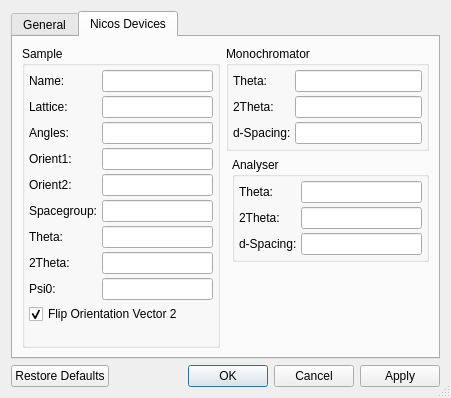
The window that ui/settings.ui (t-weber/takin) describes before a commit, drawn with Qt 5.
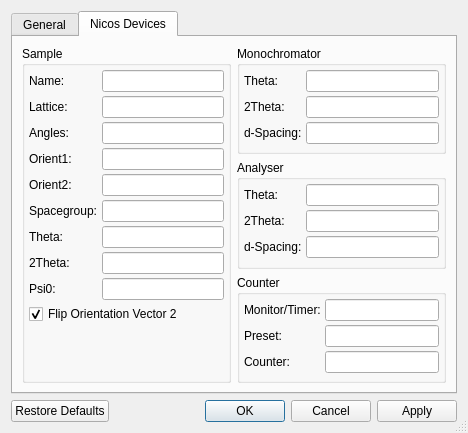
The same window after the commit. The open tabs and pages were chosen to show the change.

Patch:
```diff
--- a/ui/settings.ui
+++ b/ui/settings.ui
@@ -6,8 +6,8 @@
    <rect>
     <x>0</x>
     <y>0</y>
-    <width>451</width>
-    <height>398</height>
+    <width>468</width>
+    <height>433</height>
    </rect>
   </property>
   <property name="windowTitle">
@@ -440,6 +440,126 @@
        <string>Nicos Devices</string>
       </attribute>
       <layout class="QGridLayout" name="gridLayout_2">
+       <item row="1" column="2">
+        <widget class="QGroupBox" name="groupBox_3">
+         <property name="title">
+          <string>Analyser</string>
+         </property>
+         <layout class="QFormLayout" name="formLayout_2">
+          <property name="horizontalSpacing">
+           <number>4</number>
+          </property>
+          <property name="verticalSpacing">
+           <number>4</number>
+          </property>
+          <property name="margin">
+           <number>4</number>
+          </property>
+          <item row="0" column="0">
+           <widget class="QLabel" name="label_9">
+            <property name="text">
+             <string>Theta:</string>
+            </property>
+           </widget>
+          </item>
+          <item row="0" column="1">
+           <widget class="QLineEdit" name="editAnaTheta">
+            <property name="text">
+             <string/>
+            </property>
+           </widget>
+          </item>
+          <item row="1" column="0">
+           <widget class="QLabel" name="label_10">
+            <property name="text">
+             <string>2Theta:</string>
+            </property>
+           </widget>
+          </item>
+          <item row="1" column="1">
+           <widget class="QLineEdit" name="editAna2Theta">
+            <property name="text">
+             <string/>
+            </property>
+           </widget>
+          </item>
+          <item row="2" column="0">
+           <widget class="QLabel" name="label_11">
+            <property name="text">
+             <string>d-Spacing:</string>
+            </property>
+           </widget>
+          </item>
+          <item row="2" column="1">
+           <widget class="QLineEdit" name="editAnaD">
+            <property name="text">
+             <string/>
+            </property>
+           </widget>
+          </item>
+         </layout>
+        </widget>
+       </item>
+       <item row="0" column="2">
+        <widget class="QGroupBox" name="groupBox_2">
+         <property name="title">
+          <string>Monochromator</string>
+         </property>
+         <layout class="QFormLayout" name="formLayout">
+          <property name="horizontalSpacing">
+           <number>4</number>
+          </property>
+          <property name="verticalSpacing">
+           <number>4</number>
+          </property>
+          <property name="margin">
+           <number>4</number>
+          </property>
+          <item row="0" column="0">
+           <widget class="QLabel" name="label_6">
+            <property name="text">
+             <string>Theta:</string>
+            </property>
+           </widget>
+          </item>
+          <item row="0" column="1">
+           <widget class="QLineEdit" name="editMonoTheta">
+            <property name="text">
+             <string/>
+            </property>
+           </widget>
+          </item>
+          <item row="1" column="0">
+           <widget class="QLabel" name="label_7">
+            <property name="text">
+             <string>2Theta:</string>
+            </property>
+           </widget>
+          </item>
+          <item row="1" column="1">
+           <widget class="QLineEdit" name="editMono2Theta">
+            <property name="text">
+             <string/>
+            </property>
+           </widget>
+          </item>
+          <item row="2" column="0">
+           <widget class="QLabel" name="label_8">
+            <property name="text">
+             <string>d-Spacing:</string>
+            </property>
+           </widget>
+          </item>
+          <item row="2" column="1">
+           <widget class="QLineEdit" name="editMonoD">
+            <property name="text">
+             <string/>
+            </property>
+           </widget>
+          </item>
+         </layout>
+        </widget>
+       </item>
        <item row="0" column="0" rowspan="3">
         <widget class="QGroupBox" name="groupBox">
          <property name="title">
@@ -593,12 +713,12 @@
          </layout>
         </widget>
        </item>
-       <item row="1" column="2">
-        <widget class="QGroupBox" name="groupBox_3">
+       <item row="2" column="2">
+        <widget class="QGroupBox" name="groupBox_9">
          <property name="title">
-          <string>Analyser</string>
+          <string>Counter</string>
          </property>
-         <layout class="QFormLayout" name="formLayout_2">
+         <layout class="QFormLayout" name="formLayout_4">
           <property name="horizontalSpacing">
            <number>4</number>
           </property>
@@ -609,106 +729,34 @@
            <number>4</number>
           </property>
           <item row="0" column="0">
-           <widget class="QLabel" name="label_9">
+           <widget class="QLabel" name="label_24">
             <property name="text">
-             <string>Theta:</string>
+             <string>Monitor/Timer:</string>
             </property>
            </widget>
           </item>
           <item row="0" column="1">
-           <widget class="QLineEdit" name="editAnaTheta">
-            <property name="text">
-             <string/>
-            </property>
-           </widget>
+           <widget class="QLineEdit" name="editCurTime"/>
           </item>
           <item row="1" column="0">
-           <widget class="QLabel" name="label_10">
+           <widget class="QLabel" name="label_25">
             <property name="text">
-             <string>2Theta:</string>
+             <string>Preset:</string>
             </property>
            </widget>
           </item>
           <item row="1" column="1">
-           <widget class="QLineEdit" name="editAna2Theta">
-            <property name="text">
-             <string/>
-            </property>
-           </widget>
+           <widget class="QLineEdit" name="editPreset"/>
           </item>
           <item row="2" column="0">
-           <widget class="QLabel" name="label_11">
+           <widget class="QLabel" name="label_26">
             <property name="text">
-             <string>d-Spacing:</string>
+             <string>Counter:</string>
             </property>
            </widget>
           </item>
           <item row="2" column="1">
-           <widget class="QLineEdit" name="editAnaD">
-            <property name="text">
-             <string/>
-            </property>
-           </widget>
-          </item>
-         </layout>
-        </widget>
-       </item>
-       <item row="0" column="1" colspan="2">
-        <widget class="QGroupBox" name="groupBox_2">
-         <property name="title">
-          <string>Monochromator</string>
-         </property>
-         <layout class="QFormLayout" name="formLayout">
-          <property name="horizontalSpacing">
-           <number>4</number>
-          </property>
-          <property name="verticalSpacing">
-           <number>4</number>
-          </property>
-          <property name="margin">
-           <number>4</number>
-          </property>
-          <item row="0" column="0">
-           <widget class="QLabel" name="label_6">
-            <property name="text">
-             <string>Theta:</string>
-            </property>
-           </widget>
-          </item>
-          <item row="0" column="1">
-           <widget class="QLineEdit" name="editMonoTheta">
-            <property name="text">
-             <string/>
-            </property>
-           </widget>
-          </item>
-          <item row="1" column="0">
-           <widget class="QLabel" name="label_7">
-            <property name="text">
-             <string>2Theta:</string>
-            </property>
-           </widget>
-          </item>
-          <item row="1" column="1">
-           <widget class="QLineEdit" name="editMono2Theta">
-            <property name="text">
-             <string/>
-            </property>
-           </widget>
-          </item>
-          <item row="2" column="0">
-           <widget class="QLabel" name="label_8">
-            <property name="text">
-             <string>d-Spacing:</string>
-            </property>
-           </widget>
-          </item>
-          <item row="2" column="1">
-           <widget class="QLineEdit" name="editMonoD">
-            <property name="text">
-             <string/>
-            </property>
-           </widget>
+           <widget class="QLineEdit" name="editCounter"/>
           </item>
          </layout>
         </widget>
```
Left out of the diff: 3 changed lines with no effect on the pictures.
